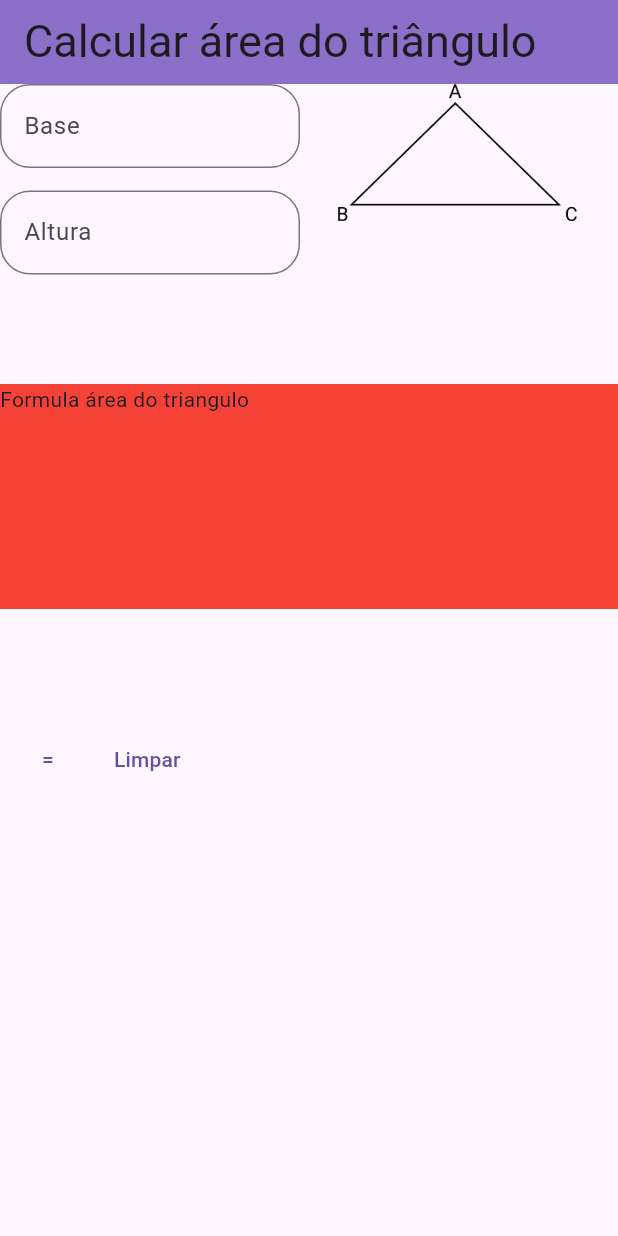
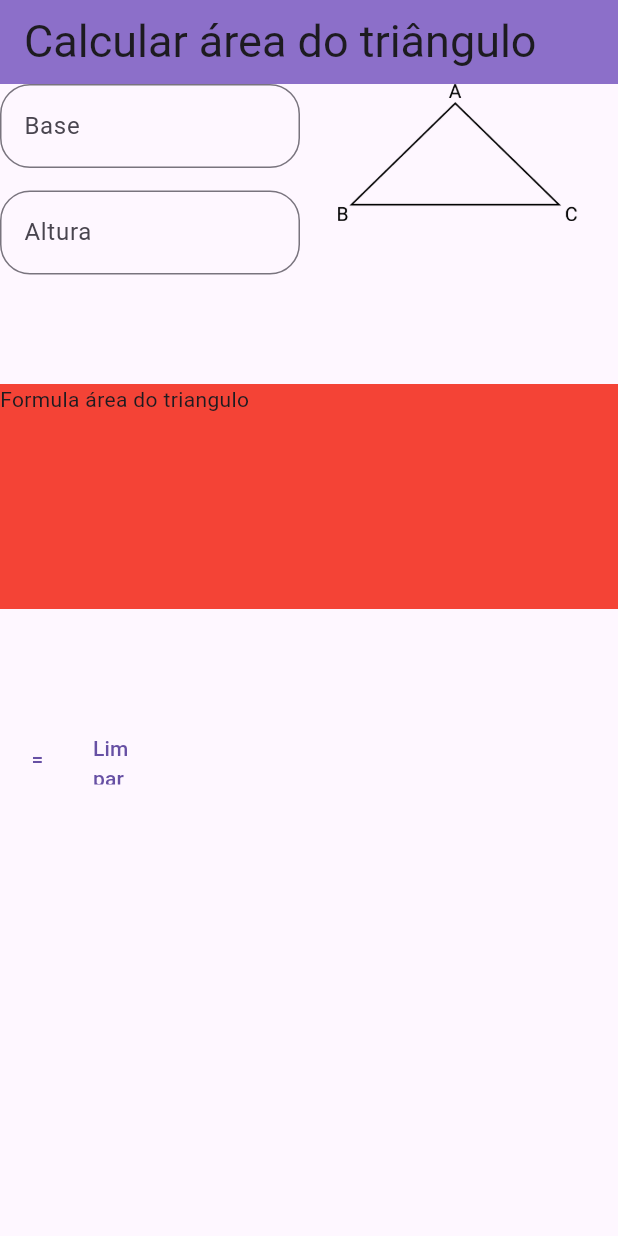
Before and after one commit to Mello8266/App-calculo-triangulo, a Flutter app: the screen it shows after launch, on a phone screen of 412 x 824 dp. Run offline on Flutter 3.47's test engine with Material 3 defaults, Android fonts, the phone set to English and light mode, and no system bars.

Commit message:
Criação da classe triangulo; Separação do widget.

```diff
--- /dev/null
+++ b/lib/widget/botao.dart
@@ -0,0 +1,19 @@
+import 'package:flutter/material.dart';
+
+class Botao extends StatelessWidget {
+  String txt;
+
+  Botao(this.txt);
+
+  @override
+  Widget build(BuildContext context) {
+    return SizedBox(
+      height: 50,
+      width: 50,
+      child: TextButton(onPressed:(){
+
+      }
+      , child: Text(txt)),
+    );
+  }
+}
--- a/lib/widget/home_page.dart
+++ b/lib/widget/home_page.dart
@@ -1,4 +1,5 @@
 import 'package:flutter/material.dart';
+import 'package:flutter_application_1/widget/botao.dart';
 import 'package:flutter_application_1/widget/container1_coluna.dart';
 
 class HomePage extends StatelessWidget {
@@ -35,8 +36,8 @@ class HomePage extends StatelessWidget {
               height: 200,
               width: 200,
               child: Row(children: [
-                TextButton(onPressed: (){}, child: Text("=")),
-                TextButton(onPressed: () {}, child: Text('Limpar'))
+                Botao('='),
+                Botao('Limpar'),
               ],),
             )
           ],
--- a/lib/widget/textLado.dart
+++ b/lib/widget/textLado.dart
@@ -13,7 +13,7 @@ class TextLado extends StatelessWidget {
       child: SizedBox(
         width: 200,
         // height: 60,
-        child: TextField(
+        child: TextFormField(
           decoration: InputDecoration(
               labelText: text,
               border:
```
Also changed, not shown: lib/processo/triangulo.dart (+26 -0 lines).
